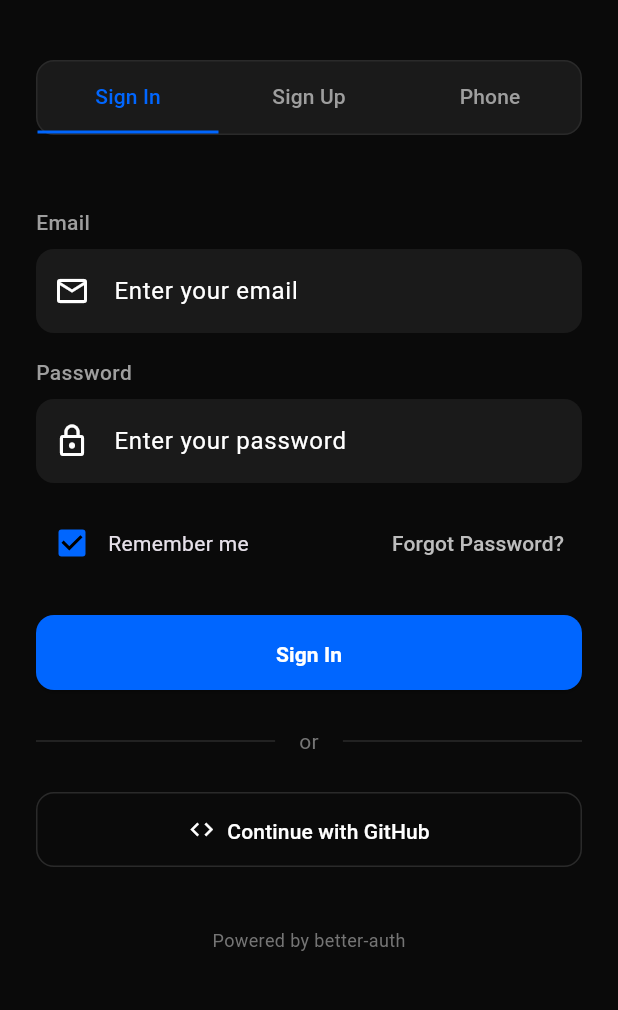
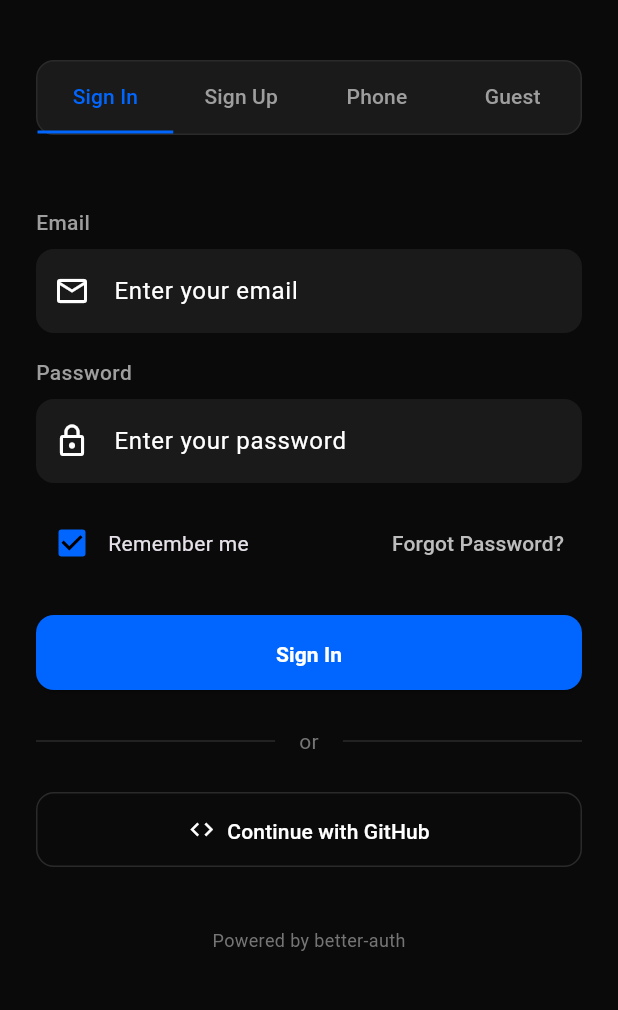
Before and after one commit to arifulislamiut/Better-Auth-Flutter-Client, a Flutter app: the screen it shows after launch, on a phone screen of 412 x 824 dp, the part 147-1157 px from its top. Run offline on Flutter 3.47's test engine with Material 3 defaults, Android fonts, the phone set to English and light mode, and no system bars; our stand-ins replace flutter_secure_storage, qr_flutter; accounts and stored records are empty.

Commit message:
feat: implement Anonymous Authentication and update README
Core Implementation:
- Add anonymous sign-in endpoint (/api/auth/sign-in/anonymous)
- Implement SignInClientImpl.anonymous() with user creation and storage
- Add proper error handling and logging

Example App UI:
- Add 4th tab for Guest/Anonymous sign-in
- Beautiful guest mode UI with icon and description
- Seamless integration with existing auth flow
- Dynamic button text based on auth mode

Tests:
- Add anonymous authentication tests
- Verify method signature and functionality
- Ensure proper error handling

Documentation:
- Complete README overhaul with all features
- Add comprehensive examples for all auth methods
- Document 2FA, Phone Auth, and Anonymous Auth
- Add contribution guidelines and acknowledgments
- Professional formatting with emojis and sections

Anonymous authentication allows users to:
- Sign in without creating an account
- Access app features as guest
- Convert to full account later
- Quick onboarding experience

```diff
--- a/example/lib/main.dart
+++ b/example/lib/main.dart
@@ -109,7 +109,7 @@ class _AuthScreenState extends State<AuthScreen>
   @override
   void initState() {
     super.initState();
-    _tabController = TabController(length: 3, vsync: this);
+    _tabController = TabController(length: 4, vsync: this);
   }
 
   @override
@@ -179,6 +179,40 @@ class _AuthScreenState extends State<AuthScreen>
     }
   }
 
+  Future<void> _signInAnonymously() async {
+    setState(() {
+      _isLoading = true;
+      _error = null;
+    });
+
+    try {
+      final auth = BetterAuthClient.instance;
+      final res = await auth.signIn.anonymous(
+        onSuccess: (user) {
+          log("Anonymous sign-in success: ${user.id}");
+        },
+        onError: (error) {
+          log("Anonymous sign-in error: ${error.message}");
+          setState(() => _error = error.message);
+        },
+      );
+
+      if (res.error != null) {
+        log("Anonymous sign-in result error: ${res.error!.message}");
+        setState(() => _error = res.error!.message);
+      } else {
+        log("Anonymous sign-in successful: ${res.user?.id}");
+      }
+    } catch (e) {
+      log("Anonymous sign-in exception: $e");
+      setState(() => _error = 'Exception: $e');
+    } finally {
+      if (mounted) {
+        setState(() => _isLoading = false);
+      }
+    }
+  }
+
   Future<void> _submit() async {
     if (_requiresTwoFactor) {
       // Handle 2FA verification
@@ -187,6 +221,12 @@ class _AuthScreenState extends State<AuthScreen>
         return;
       }
       await _verifyTwoFactor();
+      return;
+    }
+
+    // Handle anonymous/guest sign-in
+    if (_tabController.index == 3) {
+      await _signInAnonymously();
       return;
     }
 
@@ -466,12 +506,14 @@ class _AuthScreenState extends State<AuthScreen>
                           _phoneController.clear();
                           _phoneOtpController.clear();
                         }
+                        _error = null;
                       });
                     },
                     tabs: const [
                       Tab(text: 'Sign In'),
                       Tab(text: 'Sign Up'),
                       Tab(text: 'Phone'),
+                      Tab(text: 'Guest'),
                     ],
                     labelColor: const Color(0xFF0066FF),
                     unselectedLabelColor: Colors.grey,
@@ -503,7 +545,38 @@ class _AuthScreenState extends State<AuthScreen>
                     ),
                   ),
                 const SizedBox(height: 24),
-                if (_isPhoneAuth) ...[
+                if (_tabController.index == 3) ...[
+                  // Anonymous/Guest Authentication
+                  Center(
+                    child: Column(
+                      children: [
+                        Icon(
+                          Icons.person_outline,
+                          size: 80,
+                          color: Colors.grey.shade600,
+                        ),
+                        const SizedBox(height: 16),
+                        Text(
+                          'Sign in as Guest',
+                          style: TextStyle(
+                            fontSize: 24,
+                            fontWeight: FontWeight.bold,
+                            color: Colors.white,
+                          ),
+                        ),
+                        const SizedBox(height: 8),
+                        Text(
+                          'Continue without creating an account.\nYou can create an account later.',
+                          textAlign: TextAlign.center,
+                          style: TextStyle(
+                            color: Colors.grey.shade400,
+                            fontSize: 14,
+                          ),
+                        ),
+                      ],
+                    ),
+                  ),
+                ] else if (_isPhoneAuth) ...[
                   // Phone Authentication Fields
                   const Text(
                     'Phone Number',
@@ -697,9 +770,13 @@ class _AuthScreenState extends State<AuthScreen>
                         : Text(
                             _requiresTwoFactor
                                 ? 'Verify 2FA'
-                                : _isPhoneAuth
-                                    ? (_phoneOtpSent ? 'Verify OTP' : 'Send OTP')
-                                    : (_isSignIn ? 'Sign In' : 'Sign Up'),
+                                : _tabController.index == 3
+                                    ? 'Continue as Guest'
+                                    : _isPhoneAuth
+                                        ? (_phoneOtpSent
+                                            ? 'Verify OTP'
+                                            : 'Send OTP')
+                                        : (_isSignIn ? 'Sign In' : 'Sign Up'),
                             style: const TextStyle(
                               fontWeight: FontWeight.w600,
                             ),
--- a/lib/src/core/configs/api_endpoints.dart
+++ b/lib/src/core/configs/api_endpoints.dart
@@ -13,4 +13,7 @@ abstract class ApiEndpoints {
   static const String phoneVerifyOtp = '$_prefix/phone/verify-otp';
   static const String phoneForgetPassword = '$_prefix/phone/forget-password';
   static const String phoneResetPassword = '$_prefix/phone/reset-password';
+
+  // Anonymous Authentication
+  static const String signInAnonymous = '$_prefix/sign-in/anonymous';
 }
```
Also changed, not shown: lib/src/sign-in/src/signin_client_impl.dart (+23 -4 lines), 2 other files.
